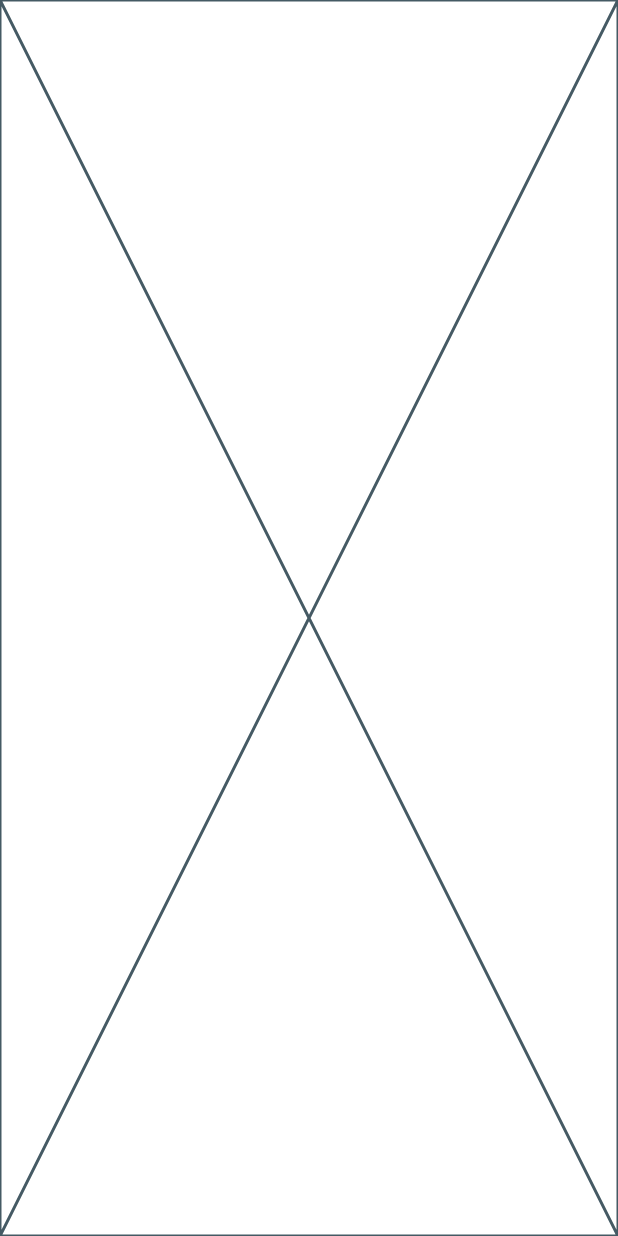
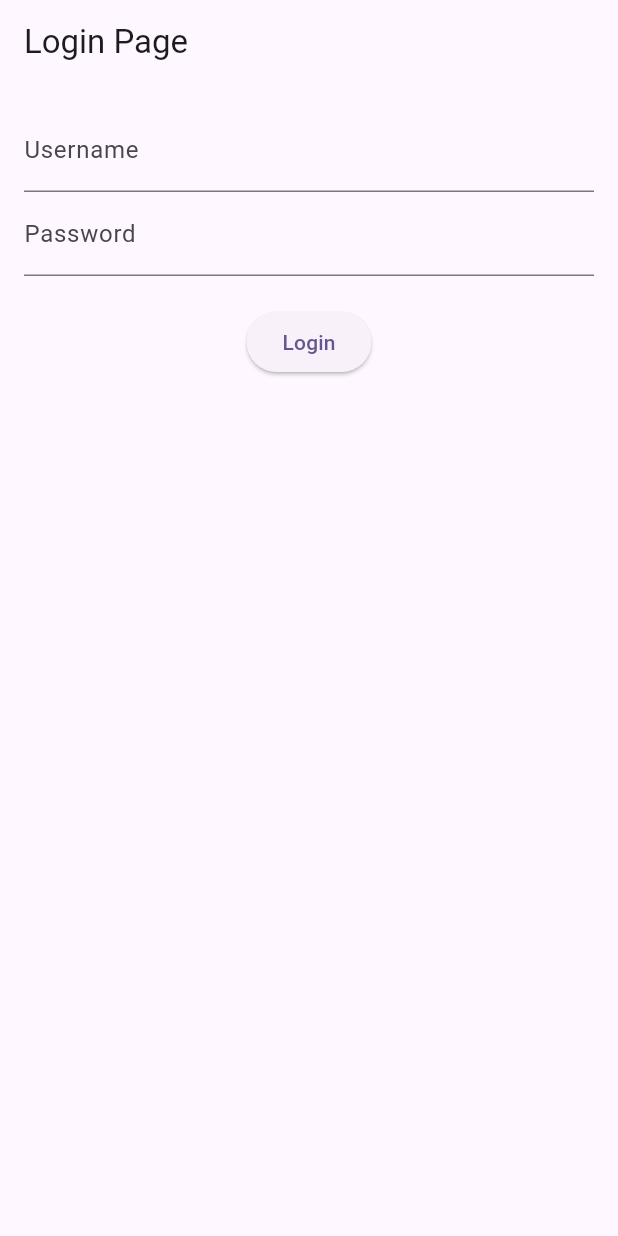
Before and after one commit to sarasiyashodha/Inventra_App, a Flutter app: the screen it shows after launch, on a phone screen of 412 x 824 dp. Run offline on Flutter 3.47's test engine with Material 2 defaults, Android fonts, the phone set to English and light mode, and no system bars.

Commit message:
Added some screens

```diff
--- a/lib/main.dart
+++ b/lib/main.dart
@@ -12,6 +12,7 @@ class MyApp extends StatelessWidget {
   Widget build(BuildContext context) {
     return MaterialApp(
       title: 'Flutter Demo',
+      debugShowCheckedModeBanner: false,
       theme: ThemeData(
         colorScheme: ColorScheme.fromSeed(seedColor: Colors.deepPurple),
         useMaterial3: true,
--- a/lib/screens/login_page.dart
+++ b/lib/screens/login_page.dart
@@ -1,15 +1,57 @@
 import 'package:flutter/material.dart';
+import 'package:inventra_app/screens/route_page.dart';
+import '../models/user_model.dart';
+import '../services/api_service.dart';
 
-class LoginPage extends StatefulWidget {
-  const LoginPage({super.key});
+class SignInPage extends StatelessWidget {
+  final TextEditingController usernameController = TextEditingController();
+  final TextEditingController passwordController = TextEditingController();
+
+  void _login(BuildContext context) async {
+    String username = usernameController.text;
+    String password = passwordController.text;
+
+    try {
+      UserModel user = await ApiService.loginUser(username, password);
+      Navigator.push(
+        context,
+        MaterialPageRoute(
+          builder: (context) => RoutePage(user: user),
+        ),
+      );
+    } catch (e) {
+      // Handle login failure (show error message, etc.)
+      print('Login failed: $e');
+    }
+  }
 
   @override
-  State<LoginPage> createState() => _LoginPageState();
-}
-
-class _LoginPageState extends State<LoginPage> {
-  @override
   Widget build(BuildContext context) {
-    return const Placeholder();
+    return Scaffold(
+      appBar: AppBar(
+        title: Text('Login Page'),
+      ),
+      body: Padding(
+        padding: EdgeInsets.all(16.0),
+        child: Column(
+          children: [
+            TextField(
+              controller: usernameController,
+              decoration: InputDecoration(labelText: 'Username'),
+            ),
+            TextField(
+              controller: passwordController,
+              decoration: InputDecoration(labelText: 'Password'),
+              obscureText: true,
+            ),
+            SizedBox(height: 20),
+            ElevatedButton(
+              onPressed: () => _login(context),
+              child: Text('Login'),
+            ),
+          ],
+        ),
+      ),
+    );
   }
 }
--- a/lib/screens/splash_screen.dart
+++ b/lib/screens/splash_screen.dart
@@ -17,7 +17,7 @@ class _SplashScreenState extends State<SplashScreen> {
     Future.delayed(Duration(seconds: 3), () {
       Navigator.pushReplacement(
         context,
-        MaterialPageRoute(builder: (context) => LoginPage()),
+        MaterialPageRoute(builder: (context) => SignInPage()),
       );
     });
   }
```
Also changed, not shown: lib/screens/main_page.dart (added, +22 -0 lines), lib/screens/route_page.dart (added, +37 -0 lines), lib/services/api_service.dart (+28 -13 lines).
